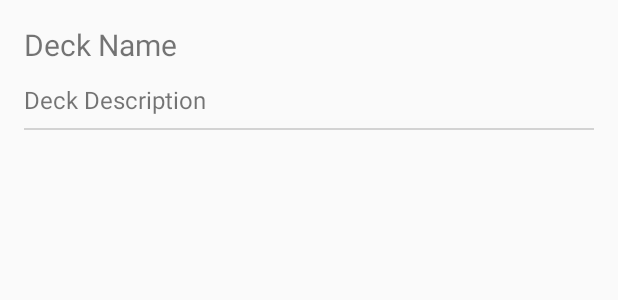
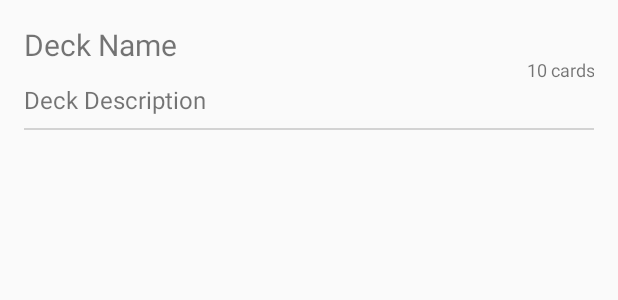
Before and after one commit to unparalleled/kcards, an Android app: the layout deck_list_item.xml on its own in the app's theme, with its tools: preview values and no code run, on a phone screen of 412 x 824 dp. Shown: the top 300 px of the screen. Run offline under Robolectric (Android 15) with nearby library versions, the phone set to English and light mode, and no system bars.

Commit message:
add card counts to deck list items

```diff
--- a/app/src/main/java/com/mrkevinthomas/kcards/DeckListAdapter.java
+++ b/app/src/main/java/com/mrkevinthomas/kcards/DeckListAdapter.java
@@ -48,6 +48,7 @@ public class DeckListAdapter extends RecyclerView.Adapter<DeckListAdapter.DeckHo
         final Deck deck = deckList.get(position);
         holder.deckName.setText(deck.getName());
         holder.deckDescription.setText(deck.getDescription());
+        holder.deckCount.setText(deckManagementActivity.getResources().getQuantityString(R.plurals.card_count, deck.size(), deck.size()));
         holder.itemView.setOnClickListener(new View.OnClickListener() {
             @Override
             public void onClick(View v) {
@@ -73,11 +74,13 @@ public class DeckListAdapter extends RecyclerView.Adapter<DeckListAdapter.DeckHo
     public static class DeckHolder extends RecyclerView.ViewHolder {
         public final TextView deckName;
         public final TextView deckDescription;
+        public final TextView deckCount;
 
         public DeckHolder(View itemView) {
             super(itemView);
             deckName = (TextView) itemView.findViewById(R.id.deck_name);
             deckDescription = (TextView) itemView.findViewById(R.id.deck_description);
+            deckCount = (TextView) itemView.findViewById(R.id.deck_count);
         }
     }
 
--- a/app/src/main/java/com/mrkevinthomas/kcards/DeckManagementActivity.java
+++ b/app/src/main/java/com/mrkevinthomas/kcards/DeckManagementActivity.java
@@ -117,8 +117,7 @@ public class DeckManagementActivity extends BaseActivity implements NavigationVi
     private void showDeleteDialog(@NonNull final Deck deck) {
         AlertDialog.Builder builder = new AlertDialog.Builder(this);
         builder.setTitle(R.string.are_you_sure);
-        int numCards = deck.getCards().size();
-        builder.setMessage(getResources().getQuantityString(R.plurals.you_have_x_many_cards, numCards, numCards));
+        builder.setMessage(getResources().getQuantityString(R.plurals.you_have_x_many_cards, deck.size(), deck.size()));
         builder.setPositiveButton(getString(R.string.delete), new DialogInterface.OnClickListener() {
             @Override
             public void onClick(DialogInterface dialog, int which) {
--- a/app/src/main/java/com/mrkevinthomas/kcards/models/Deck.java
+++ b/app/src/main/java/com/mrkevinthomas/kcards/models/Deck.java
@@ -56,6 +56,10 @@ public class Deck extends BaseModel implements Parcelable {
 
     public String getDescription() {
         return description;
+    }
+
+    public int size() {
+        return cards.size();
     }
 
     public void setName(String name) {
--- a/app/src/main/res/layout/card_view_item.xml
+++ b/app/src/main/res/layout/card_view_item.xml
@@ -15,6 +15,7 @@
         android:layout_width="match_parent"
         android:layout_height="wrap_content"
         android:gravity="center"
+        android:padding="24dp"
         android:textSize="32sp"
         tools:text="Card Front"/>
 
@@ -25,6 +26,7 @@
         android:layout_marginBottom="8dp"
         android:layout_marginTop="12dp"
         android:gravity="center"
+        android:padding="24dp"
         android:textSize="32sp"
         tools:text="Card Back"/>
 
--- a/app/src/main/res/layout/deck_list_item.xml
+++ b/app/src/main/res/layout/deck_list_item.xml
@@ -11,21 +11,43 @@
     android:paddingRight="@dimen/activity_horizontal_margin"
     android:paddingTop="@dimen/activity_vertical_margin">
 
+    <RelativeLayout
+        android:layout_width="match_parent"
+        android:layout_height="wrap_content">
+
         <TextView
             android:id="@+id/deck_name"
-        android:layout_width="match_parent"
+            android:layout_width="wrap_content"
             android:layout_height="wrap_content"
+            android:layout_alignParentLeft="true"
+            android:layout_toLeftOf="@+id/deck_count"
             android:textSize="20sp"
             tools:text="Deck Name"/>
 
         <TextView
             android:id="@+id/deck_description"
-        android:layout_width="match_parent"
+            android:layout_width="wrap_content"
             android:layout_height="wrap_content"
+            android:layout_alignParentLeft="true"
+            android:layout_below="@id/deck_name"
             android:layout_marginBottom="8dp"
             android:layout_marginTop="12dp"
+            android:layout_toLeftOf="@+id/deck_count"
             android:textSize="16sp"
             tools:text="Deck Description"/>
+
+        <TextView
+            android:id="@+id/deck_count"
+            android:layout_width="wrap_content"
+            android:layout_height="wrap_content"
+            android:layout_alignBottom="@id/deck_description"
+            android:layout_alignParentRight="true"
+            android:layout_alignTop="@id/deck_name"
+            android:gravity="center"
+            android:textSize="12sp"
+            tools:text="10 cards"/>
+
+    </RelativeLayout>
 
     <View
         android:layout_width="match_parent"
--- a/app/src/main/res/values/strings.xml
+++ b/app/src/main/res/values/strings.xml
@@ -37,4 +37,9 @@
     <string name="deck_saved">Deck Saved</string>
     <string name="card_saved">Card Saved</string>
 
+    <plurals name="card_count">
+        <item quantity="one">1 Card</item>
+        <item quantity="other">%s Cards</item>
+    </plurals>
+
 </resources>
```
Lines whose indentation alone changed are shown as unchanged.
